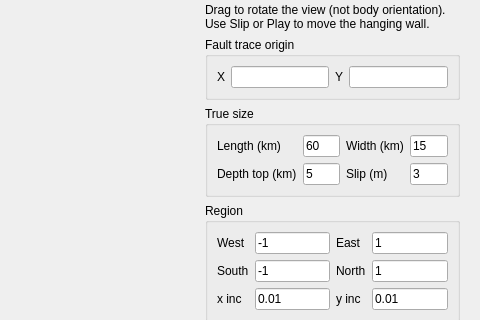
GenericMappingTools/InteractiveGMT, file deps/ui/fault_plane_demo.ui: the form before one commit; both pictures show x 640 to 1120 and y 200 to 520 of the 1120 by 759 pixel window.
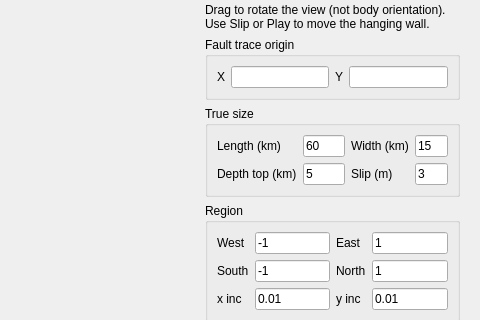
The form after the commit.

Diff of the .ui file:
```diff
--- a/deps/ui/fault_plane_demo.ui
+++ b/deps/ui/fault_plane_demo.ui
@@ -391,7 +391,7 @@
           <widget class="QLineEdit" name="trueLength">
            <property name="maximumSize">
             <size>
-             <width>60</width>
+             <width>70</width>
              <height>16777215</height>
             </size>
            </property>
@@ -431,7 +431,7 @@
           <widget class="QLineEdit" name="trueDepthTop">
            <property name="maximumSize">
             <size>
-             <width>60</width>
+             <width>70</width>
              <height>16777215</height>
             </size>
            </property>
```
